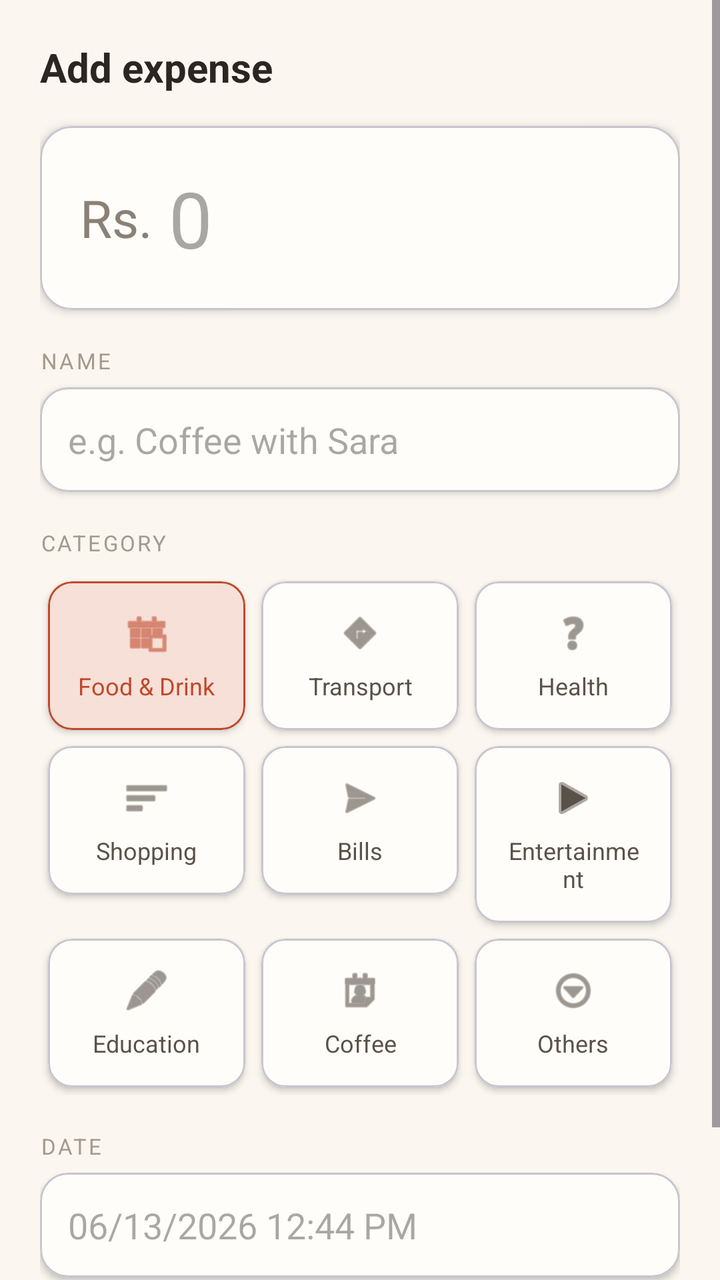
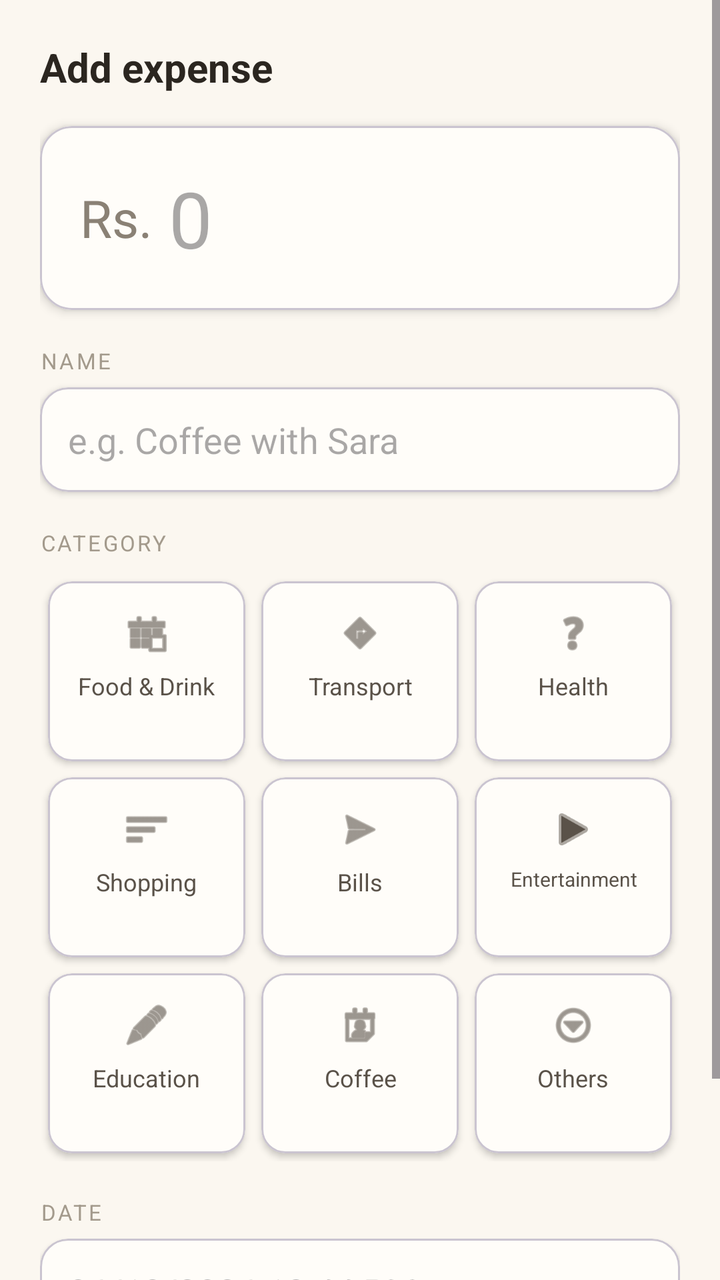

Two renders of the same Android screen: before a commit and after it. Below are the layout's source before the change and the commit's diff.
<!-- AndroidManifest.xml: application theme Theme.ExpenseTrackorApp -->
<!-- res/layout/fragment_add_edit.xml -->
<?xml version="1.0" encoding="utf-8"?>
<ScrollView xmlns:android="http://schemas.android.com/apk/res/android"
    xmlns:app="http://schemas.android.com/apk/res-auto"
    android:layout_width="match_parent"
    android:layout_height="match_parent"
    android:background="#FBF7F0">

    <LinearLayout
        android:layout_width="match_parent"
        android:layout_height="wrap_content"
        android:orientation="vertical"
        android:padding="20dp">

        
        <TextView
            android:layout_width="wrap_content"
            android:layout_height="wrap_content"
            android:text="Add expense"
            android:textSize="20sp"
            android:textStyle="bold"
            android:textColor="#2B2620"
            android:paddingBottom="16dp" />


        <com.google.android.material.card.MaterialCardView
            android:layout_width="match_parent"
            android:layout_height="wrap_content"
            app:cardCornerRadius="16dp"
            app:cardElevation="3dp"
            app:cardBackgroundColor="#FFFDF9"
            android:layout_marginBottom="18dp">

            <LinearLayout
                android:layout_width="match_parent"
                android:layout_height="wrap_content"
                android:orientation="horizontal"
                android:gravity="center_vertical"
                android:padding="20dp">

                <TextView
                    android:layout_width="wrap_content"
                    android:layout_height="wrap_content"
                    android:text="Rs."
                    android:textSize="26sp"
                    android:textColor="#8A8175"
                    android:layout_marginEnd="8dp" />

                <EditText
                    android:id="@+id/editAmount"
                    android:layout_width="0dp"
                    android:layout_height="wrap_content"
                    android:layout_weight="1"
                    android:background="@null"
                    android:hint="0"
                    android:inputType="number"
                    android:textSize="39sp" />
            </LinearLayout>
        </com.google.android.material.card.MaterialCardView>


        <TextView
            android:layout_width="wrap_content"
            android:layout_height="wrap_content"
            android:text="NAME"
            android:textSize="11sp"
            android:textColor="#A39A8C"
            android:letterSpacing="0.1"
            android:paddingBottom="6dp" />

        <com.google.android.material.card.MaterialCardView
            android:layout_width="match_parent"
            android:layout_height="wrap_content"
            app:cardCornerRadius="14dp"
            app:cardElevation="2dp"
            app:cardBackgroundColor="#FFFDF9"
            android:layout_marginBottom="18dp">

            <EditText
                android:id="@+id/editName"
                android:layout_width="match_parent"
                android:layout_height="wrap_content"
                android:hint="e.g. Coffee with Sara"
                android:background="@null"
                android:padding="14dp" />
        </com.google.android.material.card.MaterialCardView>


        <TextView
            android:layout_width="wrap_content"
            android:layout_height="wrap_content"
            android:text="CATEGORY"
            android:textSize="11sp"
            android:textColor="#A39A8C"
            android:letterSpacing="0.1"
            android:paddingBottom="8dp" />

        <GridLayout
            android:layout_width="match_parent"
            android:layout_height="wrap_content"
            android:columnCount="3"
            android:layout_marginBottom="18dp">


            <com.google.android.material.card.MaterialCardView
                android:layout_width="0dp"
                android:layout_height="wrap_content"
                android:layout_columnWeight="1"
                android:layout_margin="4dp"
                app:cardCornerRadius="12dp"
                app:cardElevation="2dp"
                app:cardBackgroundColor="#F6E0D8"
                app:strokeColor="#C0492B"
                app:strokeWidth="1dp">

                <LinearLayout
                    android:layout_width="match_parent"
                    android:layout_height="wrap_content"
                    android:orientation="vertical"
                    android:gravity="center"
                    android:padding="14dp">

                    <ImageView
                        android:layout_width="24dp"
                        android:layout_height="24dp"
                        android:src="@android:drawable/ic_menu_today"
                        app:tint="#C0492B" />

                    <TextView
                        android:layout_width="wrap_content"
                        android:layout_height="wrap_content"
                        android:text="Food &amp; Drink"
                        android:textSize="12sp"
                        android:textColor="#C0492B"
                        android:gravity="center"
                        android:paddingTop="6dp" />
                </LinearLayout>
            </com.google.android.material.card.MaterialCardView>


            <com.google.android.material.card.MaterialCardView
                android:layout_width="0dp"
                android:layout_height="wrap_content"
                android:layout_columnWeight="1"
                android:layout_margin="4dp"
                app:cardCornerRadius="12dp"
                app:cardElevation="2dp"
                app:cardBackgroundColor="#FFFDF9">

                <LinearLayout
                    android:layout_width="match_parent"
                    android:layout_height="wrap_content"
                    android:orientation="vertical"
                    android:gravity="center"
                    android:padding="14dp">

                    <ImageView
                        android:layout_width="24dp"
                        android:layout_height="24dp"
                        android:src="@android:drawable/ic_menu_directions"
                        app:tint="#5A5249" />

                    <TextView
                        android:layout_width="wrap_content"
                        android:layout_height="wrap_content"
                        android:text="Transport"
                        android:textSize="12sp"
                        android:textColor="#5A5249"
                        android:gravity="center"
                        android:paddingTop="6dp" />
                </LinearLayout>
            </com.google.android.material.card.MaterialCardView>

            
            <com.google.android.material.card.MaterialCardView
                android:layout_width="0dp"
                android:layout_height="wrap_content"
                android:layout_columnWeight="1"
                android:layout_margin="4dp"
                app:cardCornerRadius="12dp"
                app:cardElevation="2dp"
                app:cardBackgroundColor="#FFFDF9">

                <LinearLayout
                    android:layout_width="match_parent"
                    android:layout_height="wrap_content"
                    android:orientation="vertical"
                    android:gravity="center"
                    android:padding="14dp">

                    <ImageView
                        android:layout_width="24dp"
                        android:layout_height="24dp"
                        android:src="@android:drawable/ic_menu_help"
                        app:tint="#5A5249" />

                    <TextView
                        android:layout_width="wrap_content"
                        android:layout_height="wrap_content"
                        android:text="Health"
                        android:textSize="12sp"
                        android:textColor="#5A5249"
                        android:gravity="center"
                        android:paddingTop="6dp" />
                </LinearLayout>
            </com.google.android.material.card.MaterialCardView>


            <com.google.android.material.card.MaterialCardView
                android:layout_width="0dp"
                android:layout_height="wrap_content"
                android:layout_columnWeight="1"
                android:layout_margin="4dp"
                app:cardCornerRadius="12dp"
                app:cardElevation="2dp"
                app:cardBackgroundColor="#FFFDF9">

                <LinearLayout
                    android:layout_width="match_parent"
                    android:layout_height="wrap_content"
                    android:orientation="vertical"
                    android:gravity="center"
                    android:padding="14dp">

                    <ImageView
                        android:layout_width="24dp"
                        android:layout_height="24dp"
                        android:src="@android:drawable/ic_menu_sort_by_size"
                        app:tint="#5A5249" />

                    <TextView
                        android:layout_width="wrap_content"
                        android:layout_height="wrap_content"
                        android:text="Shopping"
                        android:textSize="12sp"
                        android:textColor="#5A5249"
                        android:gravity="center"
                        android:paddingTop="6dp" />
                </LinearLayout>
            </com.google.android.material.card.MaterialCardView>


            <com.google.android.material.card.MaterialCardView
                android:layout_width="0dp"
                android:layout_height="wrap_content"
                android:layout_columnWeight="1"
                android:layout_margin="4dp"
                app:cardCornerRadius="12dp"
                app:cardElevation="2dp"
                app:cardBackgroundColor="#FFFDF9">

                <LinearLayout
                    android:layout_width="match_parent"
                    android:layout_height="wrap_content"
                    android:orientation="vertical"
                    android:gravity="center"
                    android:padding="14dp">

                    <ImageView
                        android:layout_width="24dp"
                        android:layout_height="24dp"
                        android:src="@android:drawable/ic_menu_send"
                        app:tint="#5A5249" />

                    <TextView
                        android:layout_width="wrap_content"
                        android:layout_height="wrap_content"
                        android:text="Bills"
                        android:textSize="12sp"
                        android:textColor="#5A5249"
                        android:gravity="center"
                        android:paddingTop="6dp" />
                </LinearLayout>
            </com.google.android.material.card.MaterialCardView>


            <com.google.android.material.card.MaterialCardView
                android:layout_width="0dp"
                android:layout_height="wrap_content"
                android:layout_columnWeight="1"
                android:layout_margin="4dp"
                app:cardCornerRadius="12dp"
                app:cardElevation="2dp"
                app:cardBackgroundColor="#FFFDF9">

                <LinearLayout
                    android:layout_width="match_parent"
                    android:layout_height="wrap_content"
                    android:orientation="vertical"
                    android:gravity="center"
                    android:padding="14dp">

                    <ImageView
                        android:layout_width="24dp"
                        android:layout_height="24dp"
                        android:src="@android:drawable/ic_media_play"
                        app:tint="#5A5249" />

                    <TextView
                        android:layout_width="wrap_content"
                        android:layout_height="wrap_content"
                        android:text="Entertainment"
                        android:textSize="12sp"
                        android:textColor="#5A5249"
                        android:gravity="center"
                        android:paddingTop="6dp" />
                </LinearLayout>
            </com.google.android.material.card.MaterialCardView>


            <com.google.android.material.card.MaterialCardView
                android:layout_width="0dp"
                android:layout_height="wrap_content"
                android:layout_columnWeight="1"
                android:layout_margin="4dp"
                app:cardCornerRadius="12dp"
                app:cardElevation="2dp"
                app:cardBackgroundColor="#FFFDF9">

                <LinearLayout
                    android:layout_width="match_parent"
                    android:layout_height="wrap_content"
                    android:orientation="vertical"
                    android:gravity="center"
                    android:padding="14dp">

                    <ImageView
                        android:layout_width="24dp"
                        android:layout_height="24dp"
                        android:src="@android:drawable/ic_menu_edit"
                        app:tint="#5A5249" />

                    <TextView
                        android:layout_width="wrap_content"
                        android:layout_height="wrap_content"
                        android:text="Education"
                        android:textSize="12sp"
                        android:textColor="#5A5249"
                        android:gravity="center"
                        android:paddingTop="6dp" />
                </LinearLayout>
            </com.google.android.material.card.MaterialCardView>


            <com.google.android.material.card.MaterialCardView
                android:layout_width="0dp"
                android:layout_height="wrap_content"
                android:layout_columnWeight="1"
                android:layout_margin="4dp"
                app:cardCornerRadius="12dp"
                app:cardElevation="2dp"
                app:cardBackgroundColor="#FFFDF9">

                <LinearLayout
                    android:layout_width="match_parent"
                    android:layout_height="wrap_content"
                    android:orientation="vertical"
                    android:gravity="center"
                    android:padding="14dp">

                    <ImageView
                        android:layout_width="24dp"
                        android:layout_height="24dp"
                        android:src="@android:drawable/ic_menu_my_calendar"
                        app:tint="#5A5249" />

                    <TextView
                        android:layout_width="wrap_content"
                        android:layout_height="wrap_content"
                        android:text="Coffee"
                        android:textSize="12sp"
                        android:textColor="#5A5249"
                        android:gravity="center"
                        android:paddingTop="6dp" />
                </LinearLayout>
            </com.google.android.material.card.MaterialCardView>


            <com.google.android.material.card.MaterialCardView
                android:layout_width="0dp"
                android:layout_height="wrap_content"
                android:layout_columnWeight="1"
                android:layout_margin="4dp"
                app:cardCornerRadius="12dp"
                app:cardElevation="2dp"
                app:cardBackgroundColor="#FFFDF9">

                <LinearLayout
                    android:layout_width="match_parent"
                    android:layout_height="wrap_content"
                    android:orientation="vertical"
                    android:gravity="center"
                    android:padding="14dp">

                    <ImageView
                        android:layout_width="24dp"
                        android:layout_height="24dp"
                        android:src="@android:drawable/ic_menu_more"
                        app:tint="#5A5249" />

                    <TextView
                        android:layout_width="wrap_content"
                        android:layout_height="wrap_content"
                        android:text="Others"
                        android:textSize="12sp"
                        android:textColor="#5A5249"
                        android:gravity="center"
                        android:paddingTop="6dp" />
                </LinearLayout>
            </com.google.android.material.card.MaterialCardView>
        </GridLayout>


        <TextView
            android:layout_width="wrap_content"
            android:layout_height="wrap_content"
            android:text="DATE"
            android:textSize="11sp"
            android:textColor="#A39A8C"
            android:letterSpacing="0.1"
            android:paddingBottom="6dp" />

        <com.google.android.material.card.MaterialCardView
            android:layout_width="match_parent"
            android:layout_height="wrap_content"
            app:cardCornerRadius="14dp"
            app:cardElevation="2dp"
            app:cardBackgroundColor="#FFFDF9"
            android:layout_marginBottom="20dp">

            <EditText
                android:id="@+id/editDate"
                android:layout_width="match_parent"
                android:layout_height="wrap_content"
                android:hint="06/13/2026 12:44 PM"
                android:background="@null"
                android:padding="14dp" />
        </com.google.android.material.card.MaterialCardView>


        <LinearLayout
            android:layout_width="match_parent"
            android:layout_height="wrap_content"
            android:orientation="horizontal">

            <Button
                android:id="@+id/btnCancel"
                android:layout_width="0dp"
                android:layout_height="wrap_content"
                android:layout_weight="1"
                android:text="Cancel"
                android:textColor="#2B2620"
                android:backgroundTint="#EDE7DD"
                android:layout_marginEnd="8dp" />

            <Button
                android:id="@+id/btnAdd"
                android:layout_width="0dp"
                android:layout_height="wrap_content"
                android:layout_weight="1"
                android:text="Add expense"
                android:textColor="#FFFFFF"
                android:backgroundTint="#B9AE9C" />
        </LinearLayout>

    </LinearLayout>
</ScrollView>
<!-- resources referenced by this layout -->
<resources>
  <style name="Theme.ExpenseTrackorApp" parent="Base.Theme.ExpenseTrackorApp" />
  <style name="Base.Theme.ExpenseTrackorApp" parent="Theme.Material3.DayNight.NoActionBar">
          
          
      </style>
</resources>

<!-- the commit's change to res/layout/fragment_add_edit.xml (unified diff, before → after) -->
@@ -53,6 +53,7 @@
                     android:background="@null"
                     android:hint="0"
                     android:inputType="number"
+                    android:textColor="#1B1B1B"
                     android:textSize="39sp" />
             </LinearLayout>
         </com.google.android.material.card.MaterialCardView>
@@ -81,7 +82,8 @@
                 android:layout_height="wrap_content"
                 android:hint="e.g. Coffee with Sara"
                 android:background="@null"
-                android:padding="14dp" />
+                android:padding="14dp"
+                android:textColor="#1B1B1B" />
         </com.google.android.material.card.MaterialCardView>
 
 
@@ -102,15 +104,14 @@
 
 
             <com.google.android.material.card.MaterialCardView
-                android:layout_width="0dp"
-                android:layout_height="wrap_content"
-                android:layout_columnWeight="1"
-                android:layout_margin="4dp"
-                app:cardCornerRadius="12dp"
-                app:cardElevation="2dp"
-                app:cardBackgroundColor="#F6E0D8"
-                app:strokeColor="#C0492B"
-                app:strokeWidth="1dp">
+                android:id="@+id/cardFood"
+                android:layout_width="0dp"
+                android:layout_height="90dp"
+                android:layout_columnWeight="1"
+                android:layout_margin="4dp"
+                app:cardCornerRadius="12dp"
+                app:cardElevation="2dp"
+                app:cardBackgroundColor="#FFFDF9">
 
                 <LinearLayout
                     android:layout_width="match_parent"
@@ -123,23 +124,24 @@
                         android:layout_width="24dp"
                         android:layout_height="24dp"
                         android:src="@android:drawable/ic_menu_today"
-                        app:tint="#C0492B" />
+                        app:tint="#5A5249" />
 
                     <TextView
                         android:layout_width="wrap_content"
                         android:layout_height="wrap_content"
                         android:text="Food &amp; Drink"
                         android:textSize="12sp"
-                        android:textColor="#C0492B"
-                        android:gravity="center"
-                        android:paddingTop="6dp" />
-                </LinearLayout>
-            </com.google.android.material.card.MaterialCardView>
-
-
-            <com.google.android.material.card.MaterialCardView
-                android:layout_width="0dp"
-                android:layout_height="wrap_content"
+                        android:textColor="#5A5249"
+                        android:gravity="center"
+                        android:paddingTop="6dp" />
+                </LinearLayout>
+            </com.google.android.material.card.MaterialCardView>
+
+
+            <com.google.android.material.card.MaterialCardView
+                android:id="@+id/cardTransport"
+                android:layout_width="0dp"
+                android:layout_height="90dp"
                 android:layout_columnWeight="1"
                 android:layout_margin="4dp"
                 app:cardCornerRadius="12dp"
@@ -172,8 +174,9 @@
 
             
             <com.google.android.material.card.MaterialCardView
-                android:layout_width="0dp"
-                android:layout_height="wrap_content"
+                android:id="@+id/cardHealth"
+                android:layout_width="0dp"
+                android:layout_height="90dp"
                 android:layout_columnWeight="1"
                 android:layout_margin="4dp"
                 app:cardCornerRadius="12dp"
@@ -206,8 +209,9 @@
 
 
             <com.google.android.material.card.MaterialCardView
-                android:layout_width="0dp"
-                android:layout_height="wrap_content"
+                android:id="@+id/cardShopping"
+                android:layout_width="0dp"
+                android:layout_height="90dp"
                 android:layout_columnWeight="1"
                 android:layout_margin="4dp"
                 app:cardCornerRadius="12dp"
@@ -240,8 +244,9 @@
 
 
             <com.google.android.material.card.MaterialCardView
-                android:layout_width="0dp"
-                android:layout_height="wrap_content"
+                android:id="@+id/cardBills"
+                android:layout_width="0dp"
+                android:layout_height="90dp"
                 android:layout_columnWeight="1"
                 android:layout_margin="4dp"
                 app:cardCornerRadius="12dp"
@@ -274,8 +279,9 @@
 
 
             <com.google.android.material.card.MaterialCardView
-                android:layout_width="0dp"
-                android:layout_height="wrap_content"
+                android:id="@+id/cardEntertainment"
+                android:layout_width="0dp"
+                android:layout_height="90dp"
                 android:layout_columnWeight="1"
                 android:layout_margin="4dp"
                 app:cardCornerRadius="12dp"
@@ -298,18 +304,19 @@
                     <TextView
                         android:layout_width="wrap_content"
                         android:layout_height="wrap_content"
+                        android:gravity="center"
+                        android:paddingTop="6dp"
                         android:text="Entertainment"
-                        android:textSize="12sp"
-                        android:textColor="#5A5249"
-                        android:gravity="center"
-                        android:paddingTop="6dp" />
-                </LinearLayout>
-            </com.google.android.material.card.MaterialCardView>
-
-
-            <com.google.android.material.card.MaterialCardView
-                android:layout_width="0dp"
-                android:layout_height="wrap_content"
+                        android:textColor="#5A5249"
+                        android:textSize="10sp" />
+                </LinearLayout>
+            </com.google.android.material.card.MaterialCardView>
+
+
+            <com.google.android.material.card.MaterialCardView
+                android:id="@+id/cardEducation"
+                android:layout_width="0dp"
+                android:layout_height="90dp"
                 android:layout_columnWeight="1"
                 android:layout_margin="4dp"
                 app:cardCornerRadius="12dp"
@@ -342,8 +349,9 @@
 
 
             <com.google.android.material.card.MaterialCardView
-                android:layout_width="0dp"
-                android:layout_height="wrap_content"
+                android:id="@+id/cardCoffee"
+                android:layout_width="0dp"
+                android:layout_height="90dp"
                 android:layout_columnWeight="1"
                 android:layout_margin="4dp"
                 app:cardCornerRadius="12dp"
@@ -376,8 +384,9 @@
 
 
             <com.google.android.material.card.MaterialCardView
-                android:layout_width="0dp"
-                android:layout_height="wrap_content"
+                android:id="@+id/cardOther"
+                android:layout_width="0dp"
+                android:layout_height="90dp"
                 android:layout_columnWeight="1"
                 android:layout_margin="4dp"
                 app:cardCornerRadius="12dp"
@@ -433,7 +442,11 @@
                 android:layout_height="wrap_content"
                 android:hint="06/13/2026 12:44 PM"
                 android:background="@null"
-                android:padding="14dp" />
+                android:padding="14dp"
+                android:textColor="#1B1B1B"
+                android:focusable="false"
+                android:clickable="true"
+                />
         </com.google.android.material.card.MaterialCardView>
 
 
